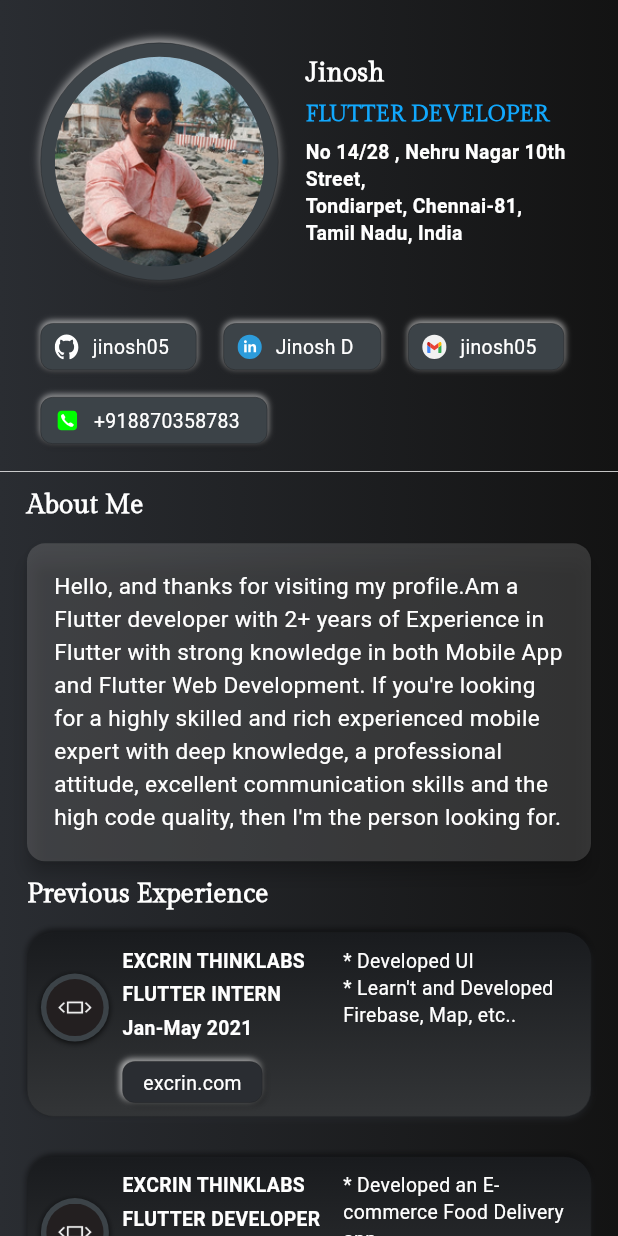
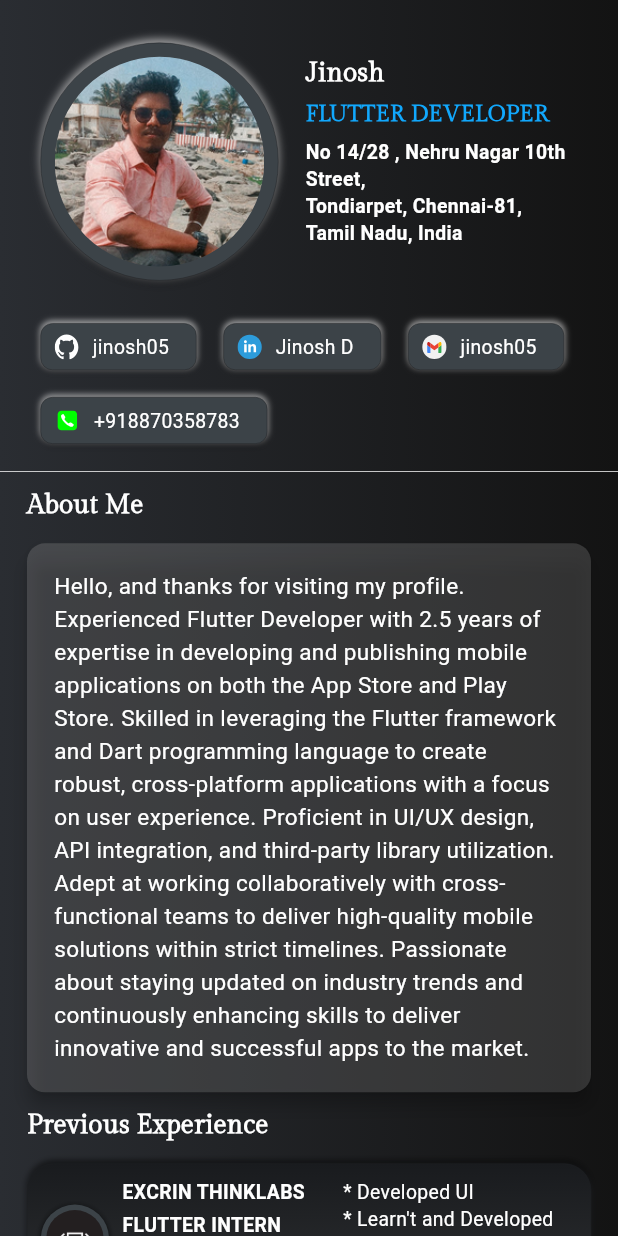
Before and after one commit to jinosh05/Neumorphic-CV, a Flutter app: the screen it shows after launch, on a phone screen of 412 x 824 dp. Run offline on Flutter 3.47's test engine with Material 2 defaults, Android fonts, the light colour scheme and no system bars; drawn by our look-alikes of flutter_neumorphic; our stand-ins replace flutter_svg, url_strategy.

Commit message:
Env.aboutMe updated

```diff
--- a/lib/env.dart
+++ b/lib/env.dart
@@ -42,7 +42,7 @@ Tamil Nadu, India
   static const String gmailId = "jinosh05";
 
   static const String aboutMe =
-      "Hello, and thanks for visiting my profile.Am a Flutter developer with 2+ years of Experience in Flutter with strong knowledge in both Mobile App and Flutter Web Development. If you're looking for a highly skilled and rich experienced mobile expert with deep knowledge, a professional attitude, excellent communication skills and the high code quality, then I'm the person looking for.";
+      "Hello, and thanks for visiting my profile.\nExperienced Flutter Developer with 2.5 years of expertise in developing and publishing mobile applications on both the App Store and Play Store. Skilled in leveraging the Flutter framework and Dart programming language to create robust, cross-platform applications with a focus on user experience. Proficient in UI/UX design, API integration, and third-party library utilization. Adept at working collaboratively with cross-functional teams to deliver high-quality mobile solutions within strict timelines. Passionate about staying updated on industry trends and continuously enhancing skills to deliver innovative and successful apps to the market.";
 
   static const List<Map> skills = [
     {
```
Also changed, not shown: pubspec.lock.
